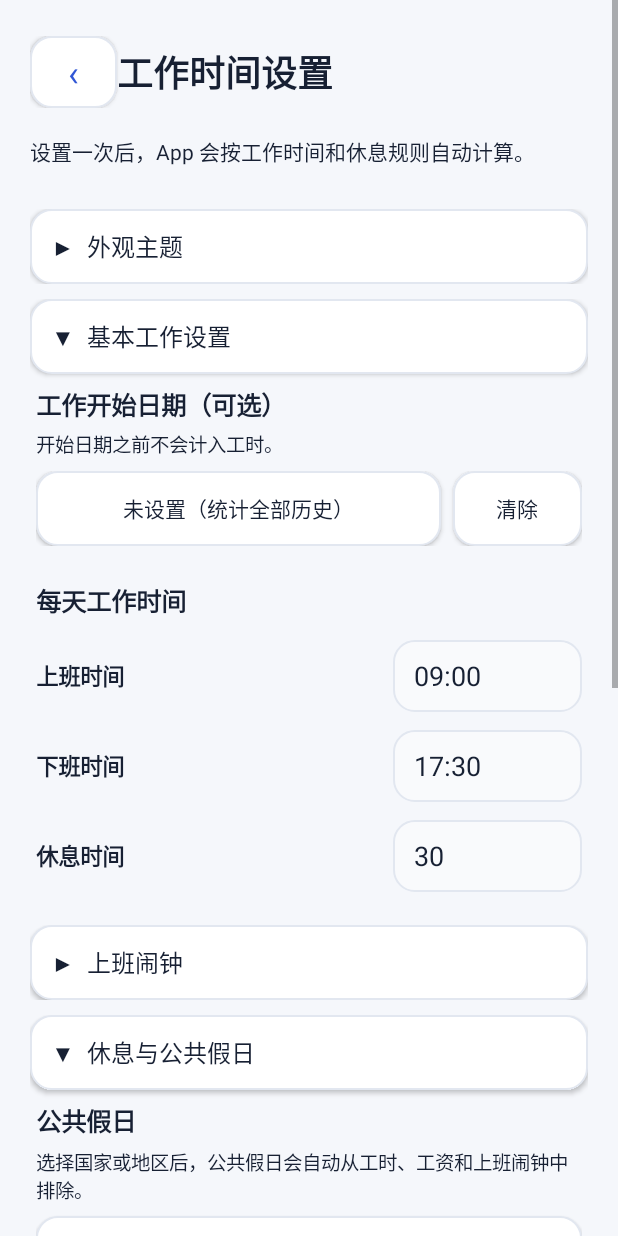
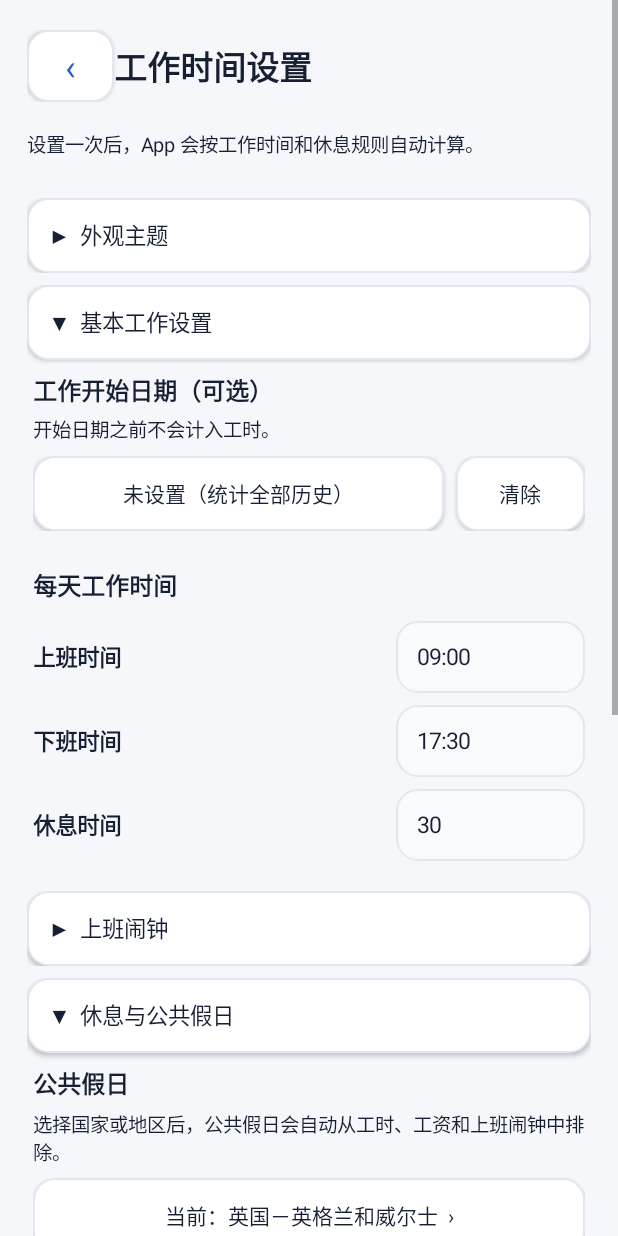
Before and after one commit to yagay/work, an Android app: the SettingsActivity screen opened directly, with no data from a screen before it, on a phone screen of 412 x 824 dp. Run offline under Robolectric (Android 15) with nearby library versions, the phone set to English and light mode, and no system bars.

Commit message:
Normalize settings typography and control sizes

```diff
--- a/app/src/main/java/com/example/workhours/SettingsActivity.java
+++ b/app/src/main/java/com/example/workhours/SettingsActivity.java
@@ -45,6 +45,15 @@ import java.util.Map;
 import java.util.Set;
 
 public class SettingsActivity extends Activity {
+
+    // Unified settings-page typography and sizing.
+    private static final int UI_PAGE_TITLE_SP = 22;
+    private static final int UI_SECTION_TITLE_SP = 16;
+    private static final int UI_LABEL_SP = 15;
+    private static final int UI_VALUE_SP = 14;
+    private static final int UI_BODY_SP = 13;
+    private static final int UI_ROW_DP = 48;
+    private static final int UI_ACTION_DP = 50;
 
     private static final String PREFS = "work_hours_prefs";
     private static final String START_TIME_KEY = "start_time";
@@ -127,7 +136,7 @@ public class SettingsActivity extends Activity {
         ScrollView scroll = new ScrollView(this);
         LinearLayout root = new LinearLayout(this);
         root.setOrientation(LinearLayout.VERTICAL);
-        root.setPadding(dp(20), dp(24), dp(20), dp(28));
+        root.setPadding(dp(18), dp(20), dp(18), dp(24));
         scroll.addView(root);
         UiStyle.page(scroll);
 
@@ -142,16 +151,16 @@ public class SettingsActivity extends Activity {
         UiStyle.navButton(this, back);
         back.setOnClickListener(v -> finish());
         top.addView(back, new LinearLayout.LayoutParams(dp(58), dp(48)));
-        TextView title = text("工作时间设置", 24, true);
+        TextView title = text("工作时间设置", UI_PAGE_TITLE_SP, true);
         top.addView(title, new LinearLayout.LayoutParams(0,
                 LinearLayout.LayoutParams.WRAP_CONTENT, 1f));
 
-        TextView info = text("设置一次后，App 会按工作时间和休息规则自动计算。", 14, false);
+        TextView info = text("设置一次后，App 会按工作时间和休息规则自动计算。", UI_BODY_SP, false);
         info.setPadding(0, dp(18), 0, dp(18));
         root.addView(info);
 
         LinearLayout appearanceSection = createCollapsibleSection(root, "外观主题", false);
-        TextView appearanceInfo = text("选择 App 的显示主题。跟随系统会自动使用手机当前的浅色或深色模式。", 13, false);
+        TextView appearanceInfo = text("选择 App 的显示主题。跟随系统会自动使用手机当前的浅色或深色模式。", UI_BODY_SP, false);
         appearanceInfo.setPadding(0, 0, 0, dp(8));
         appearanceSection.addView(appearanceInfo);
         themeModeButton = optionButton();
@@ -162,8 +171,8 @@ public class SettingsActivity extends Activity {
         refreshThemeButton();
 
         LinearLayout basicSection = createCollapsibleSection(root, "基本工作设置", true);
-        basicSection.addView(text("工作开始日期（可选）", 17, true));
-        TextView startDateInfo = text("开始日期之前不会计入工时。", 13, false);
+        basicSection.addView(text("工作开始日期（可选）", UI_SECTION_TITLE_SP, true));
+        TextView startDateInfo = text("开始日期之前不会计入工时。", UI_BODY_SP, false);
         startDateInfo.setPadding(0, dp(4), 0, dp(8));
         basicSection.addView(startDateInfo);
 
@@ -173,16 +182,16 @@ public class SettingsActivity extends Activity {
         workStartDateButton = new Button(this);
         UiStyle.button(this, workStartDateButton, false);
         workStartDateButton.setOnClickListener(v -> chooseWorkStartDate());
-        dateRow.addView(workStartDateButton, new LinearLayout.LayoutParams(0, dp(50), 1f));
+        dateRow.addView(workStartDateButton, new LinearLayout.LayoutParams(0, dp(UI_ACTION_DP), 1f));
         Button clearDate = new Button(this);
         UiStyle.button(this, clearDate, false);
         clearDate.setText("清除");
         clearDate.setOnClickListener(v -> confirmClearWorkStartDate());
-        LinearLayout.LayoutParams clearParams = new LinearLayout.LayoutParams(dp(86), dp(50));
+        LinearLayout.LayoutParams clearParams = new LinearLayout.LayoutParams(dp(86), dp(UI_ACTION_DP));
         clearParams.leftMargin = dp(8);
         dateRow.addView(clearDate, clearParams);
 
-        TextView timeTitle = text("每天工作时间", 17, true);
+        TextView timeTitle = text("每天工作时间", UI_SECTION_TITLE_SP, true);
         timeTitle.setPadding(0, dp(24), 0, dp(8));
         basicSection.addView(timeTitle);
         LinearLayout startRow = settingInputRow("上班时间", dp(126));
@@ -201,12 +210,12 @@ public class SettingsActivity extends Activity {
         basicSection.addView(breakRow);
 
         LinearLayout alarmSection = createCollapsibleSection(root, "上班闹钟", false);
-        TextView alarmInfo = text("开启后由系统 AlarmManager 保存未来工作日闹钟，App 被清后台也不会影响已设置的闹钟。使用系统默认闹钟铃声和震动；公共假日、请假和休息日自动排除。", 13, false);
+        TextView alarmInfo = text("开启后由系统 AlarmManager 保存未来工作日闹钟，App 被清后台也不会影响已设置的闹钟。使用系统默认闹钟铃声和震动；公共假日、请假和休息日自动排除。", UI_BODY_SP, false);
         alarmInfo.setPadding(0, 0, 0, dp(4));
         alarmSection.addView(alarmInfo);
         workAlarmCheck = new CheckBox(this);
         workAlarmCheck.setText("自动设置上班闹钟");
-        workAlarmCheck.setTextSize(16);
+        workAlarmCheck.setTextSize(UI_LABEL_SP);
         workAlarmCheck.setOnCheckedChangeListener((buttonView, isChecked) -> {
             if (isChecked) { WorkAlarmNotification.requestPermissionIfNeeded(this); WorkAlarmManager.requestAlarmPermissions(this); }
             if (alarmOptionsGroup != null) alarmOptionsGroup.setVisibility(
@@ -220,7 +229,7 @@ public class SettingsActivity extends Activity {
 
         alarmFollowWorkTimeCheck = new CheckBox(this);
         alarmFollowWorkTimeCheck.setText("闹钟时间跟随上班时间");
-        alarmFollowWorkTimeCheck.setTextSize(16);
+        alarmFollowWorkTimeCheck.setTextSize(UI_LABEL_SP);
         alarmOptionsGroup.addView(alarmFollowWorkTimeCheck);
 
         alarmTimeGroup = settingInputRow("自定义闹钟时间", dp(126));
@@ -236,15 +245,15 @@ public class SettingsActivity extends Activity {
         alarmUpdateTimeInput = input("12:00", InputType.TYPE_CLASS_DATETIME | InputType.TYPE_DATETIME_VARIATION_TIME);
         updateTimeRow.addView(alarmUpdateTimeInput, compactInputParams(dp(126)));
         alarmOptionsGroup.addView(updateTimeRow);
-        TextView updateTimeInfo = text("每周日到这个时间重新计算未来工作日并刷新系统闹钟；不会重复创建同一天的闹钟。", 13, false);
+        TextView updateTimeInfo = text("每周日到这个时间重新计算未来工作日并刷新系统闹钟；不会重复创建同一天的闹钟。", UI_BODY_SP, false);
         updateTimeInfo.setPadding(0, dp(4), 0, 0);
         alarmOptionsGroup.addView(updateTimeInfo);
 
         LinearLayout alarmBehaviorSection = alarmOptionsGroup;
-        TextView alarmBehaviorTitle = text("响铃与稍后提醒", 17, true);
+        TextView alarmBehaviorTitle = text("响铃与稍后提醒", UI_SECTION_TITLE_SP, true);
         alarmBehaviorTitle.setPadding(0, dp(18), 0, dp(6));
         alarmBehaviorSection.addView(alarmBehaviorTitle);
-        TextView behaviorInfo = text("单独设置铃声、震动、渐强、稍后提醒和按键行为。电源键/Home 键由 Android 系统保留，App 无法可靠拦截。", 13, false);
+        TextView behaviorInfo = text("单独设置铃声、震动、渐强、稍后提醒和按键行为。电源键/Home 键由 Android 系统保留，App 无法可靠拦截。", UI_BODY_SP, false);
         behaviorInfo.setPadding(0, 0, 0, dp(8));
         alarmBehaviorSection.addView(behaviorInfo);
 
@@ -256,7 +265,7 @@ public class SettingsActivity extends Activity {
         alarmBehaviorSection.addView(ringtoneRow);
 
         alarmVibrateCheck = new CheckBox(this);
-        alarmVibrateCheck.setText("响铃时震动"); alarmVibrateCheck.setTextSize(16);
+        alarmVibrateCheck.setText("响铃时震动"); alarmVibrateCheck.setTextSize(UI_LABEL_SP);
         alarmBehaviorSection.addView(alarmVibrateCheck);
 
         vibrationPatternButton = optionButton();
@@ -275,7 +284,7 @@ public class SettingsActivity extends Activity {
                 new String[]{"不自动停止","5 分钟","10 分钟","15 分钟","30 分钟"}, new int[]{0,5,10,15,30}, WorkAlarmOptions.AUTO_STOP_MINUTES_KEY));
         LinearLayout autoStopRow = settingInputRow("自动停止", dp(150)); autoStopRow.addView(autoStopButton, compactInputParams(dp(150))); alarmBehaviorSection.addView(autoStopRow);
 
-        snoozeEnabledCheck = new CheckBox(this); snoozeEnabledCheck.setText("允许稍后提醒"); snoozeEnabledCheck.setTextSize(16); alarmBehaviorSection.addView(snoozeEnabledCheck);
+        snoozeEnabledCheck = new CheckBox(this); snoozeEnabledCheck.setText("允许稍后提醒"); snoozeEnabledCheck.setTextSize(UI_LABEL_SP); alarmBehaviorSection.addView(snoozeEnabledCheck);
         snoozeMinutesButton = optionButton();
         snoozeMinutesButton.setOnClickListener(v -> chooseIntOption("稍后提醒间隔", snoozeMinutesButton,
                 new String[]{"5 分钟","10 分钟","15 分钟","20 分钟"}, new int[]{5,10,15,20}, WorkAlarmOptions.SNOOZE_MINUTES_KEY));
@@ -297,7 +306,7 @@ public class SettingsActivity extends Activity {
         LinearLayout backRow = settingInputRow("返回键", dp(150)); backRow.addView(alarmBackActionButton, compactInputParams(dp(150))); alarmBehaviorSection.addView(backRow);
 
         Button testAlarm = new Button(this); testAlarm.setText("测试闹钟（立即响铃）"); UiStyle.button(this, testAlarm, true);
-        LinearLayout.LayoutParams testParams = new LinearLayout.LayoutParams(-1, dp(52)); testParams.topMargin=dp(12); alarmBehaviorSection.addView(testAlarm,testParams);
+        LinearLayout.LayoutParams testParams = new LinearLayout.LayoutParams(-1, dp(UI_ACTION_DP)); testParams.topMargin=dp(12); alarmBehaviorSection.addView(testAlarm,testParams);
         testAlarm.setOnClickListener(v -> testAlarmNow());
 
         TextView permissionState = text("精确闹钟和全屏闹钟权限会在开启自动闹钟时申请；如被系统关闭，可再次点“自动设置上班闹钟”进入授权。", 12, false);
@@ -319,16 +328,16 @@ public class SettingsActivity extends Activity {
 
         LinearLayout restHolidaySection = createCollapsibleSection(root, "休息与公共假日", true);
         LinearLayout holidaySection = restHolidaySection;
-        TextView holidayTitle = text("公共假日", 17, true);
+        TextView holidayTitle = text("公共假日", UI_SECTION_TITLE_SP, true);
         holidayTitle.setPadding(0, 0, 0, dp(6));
         holidaySection.addView(holidayTitle);
-        TextView holidayInfo = text("选择国家或地区后，公共假日会自动从工时、工资和上班闹钟中排除。", 13, false);
+        TextView holidayInfo = text("选择国家或地区后，公共假日会自动从工时、工资和上班闹钟中排除。", UI_BODY_SP, false);
         holidayInfo.setPadding(0, 0, 0, dp(8));
         holidaySection.addView(holidayInfo);
         holidayRegionButton = new Button(this);
         UiStyle.button(this, holidayRegionButton, false);
         holidayRegionButton.setOnClickListener(v -> chooseHolidayRegion());
-        holidaySection.addView(holidayRegionButton, new LinearLayout.LayoutParams(-1, dp(50)));
+        holidaySection.addView(holidayRegionButton, new LinearLayout.LayoutParams(-1, dp(UI_ACTION_DP)));
         TextView holidayHistoryTitle = text("公共假日历史", 14, true);
         holidayHistoryTitle.setPadding(0, dp(10), 0, dp(5));
         holidaySection.addView(holidayHistoryTitle);
@@ -337,10 +346,10 @@ public class SettingsActivity extends Activity {
         holidaySection.addView(holidayHistoryContainer);
 
         LinearLayout restSection = restHolidaySection;
-        TextView restTitle = text("休息规则", 17, true);
+        TextView restTitle = text("休息规则", UI_SECTION_TITLE_SP, true);
         restTitle.setPadding(0, dp(20), 0, dp(6));
         restSection.addView(restTitle);
-        TextView restRuleInfo = text("每周休息日和每月固定休息日二选一，只会使用当前选中的规则。", 13, false);
+        TextView restRuleInfo = text("每周休息日和每月固定休息日二选一，只会使用当前选中的规则。", UI_BODY_SP, false);
         restRuleInfo.setPadding(0, 0, 0, dp(8));
         restSection.addView(restRuleInfo);
 
@@ -356,7 +365,7 @@ public class SettingsActivity extends Activity {
         LinearLayout.LayoutParams wrgp = new LinearLayout.LayoutParams(-1, -2);
         wrgp.topMargin = dp(12);
         restSection.addView(weeklyRestGroup, wrgp);
-        TextView weeklyInfo = text("点选固定休息日；高亮表示休息。默认周六、周日休息。", 13, false);
+        TextView weeklyInfo = text("点选固定休息日；高亮表示休息。默认周六、周日休息。", UI_BODY_SP, false);
         weeklyInfo.setPadding(0, 0, 0, dp(8));
         weeklyRestGroup.addView(weeklyInfo);
         String[] names = {"周一", "周二", "周三", "周四", "周五", "周六", "周日"};
@@ -385,7 +394,7 @@ public class SettingsActivity extends Activity {
         LinearLayout.LayoutParams mrgp = new LinearLayout.LayoutParams(-1, -2);
         mrgp.topMargin = dp(12);
         restSection.addView(monthlyRestGroup, mrgp);
-        TextView monthlyInfo = text("点选日期作为每月固定休息日。月份用于查看日期对应星期和周末；所选日期会每月重复。", 13, false);
+        TextView monthlyInfo = text("点选日期作为每月固定休息日。月份用于查看日期对应星期和周末；所选日期会每月重复。", UI_BODY_SP, false);
         monthlyInfo.setPadding(0, 0, 0, dp(8));
         monthlyRestGroup.addView(monthlyInfo);
         monthlyRestInput = input("", InputType.TYPE_CLASS_TEXT);
@@ -410,7 +419,7 @@ public class SettingsActivity extends Activity {
         monthlyRestButton = new Button(this); monthlyRestButton.setVisibility(android.view.View.GONE); monthlyRestGroup.addView(monthlyRestButton);
 
         LinearLayout wageSection = createCollapsibleSection(root, "工资设置", false);
-        TextView wageInfo = text("工资按生效日期保存历史。修改工资不会重算成新工资；历史日期继续使用当时有效的工资。", 13, false);
+        TextView wageInfo = text("工资按生效日期保存历史。修改工资不会重算成新工资；历史日期继续使用当时有效的工资。", UI_BODY_SP, false);
         wageInfo.setPadding(0, 0, 0, dp(10));
         wageSection.addView(wageInfo);
 
@@ -418,7 +427,7 @@ public class SettingsActivity extends Activity {
         currentWageCard.setOrientation(LinearLayout.VERTICAL);
         currentWageCard.setPadding(dp(14), dp(12), dp(14), dp(12));
         currentWageCard.setBackground(UiStyle.roundRect(this, UiStyle.CARD_BG, 16, UiStyle.BORDER, 1));
-        currentWageCard.addView(text("当前工资", 13, false));
+        currentWageCard.addView(text("当前工资", UI_BODY_SP, false));
         currentWageText = text("未设置", 20, true);
         currentWageText.setPadding(0, dp(4), 0, dp(2));
         currentWageCard.addView(currentWageText);
@@ -429,7 +438,7 @@ public class SettingsActivity extends Activity {
         Button addWageChange = new Button(this);
         addWageChange.setText("＋ 新增工资变更");
         UiStyle.button(this, addWageChange, true);
-        LinearLayout.LayoutParams addWageParams = new LinearLayout.LayoutParams(-1, dp(50));
+        LinearLayout.LayoutParams addWageParams = new LinearLayout.LayoutParams(-1, dp(UI_ACTION_DP));
         addWageParams.topMargin = dp(10);
         wageSection.addView(addWageChange, addWageParams);
         addWageChange.setOnClickListener(v -> showAddWageChangeDialog());
@@ -444,15 +453,15 @@ public class SettingsActivity extends Activity {
         Button save = new Button(this);
         UiStyle.button(this, save, true);
         save.setText("保存设置");
-        save.setTextSize(16);
+        save.setTextSize(UI_LABEL_SP);
         LinearLayout.LayoutParams saveParams = new LinearLayout.LayoutParams(
-                LinearLayout.LayoutParams.MATCH_PARENT, dp(54));
+                LinearLayout.LayoutParams.MATCH_PARENT, dp(UI_ACTION_DP));
         saveParams.topMargin = dp(22);
         root.addView(save, saveParams);
         save.setOnClickListener(v -> save());
 
         LinearLayout backupSection = createCollapsibleSection(root, "数据备份与迁移", false);
-        TextView backupInfo = text("导出会保存全部设置、休息规则、请假原因、手动状态和单日上下班时间。可复制到另一台手机后导入恢复。", 13, false);
+        TextView backupInfo = text("导出会保存全部设置、休息规则、请假原因、手动状态和单日上下班时间。可复制到另一台手机后导入恢复。", UI_BODY_SP, false);
         backupInfo.setPadding(0, 0, 0, dp(8));
         backupSection.addView(backupInfo);
 
@@ -461,13 +470,13 @@ public class SettingsActivity extends Activity {
         export.setText("导出全部数据");
         export.setOnClickListener(v -> exportBackup());
         backupSection.addView(export, new LinearLayout.LayoutParams(
-                LinearLayout.LayoutParams.MATCH_PARENT, dp(52)));
+                LinearLayout.LayoutParams.MATCH_PARENT, dp(UI_ACTION_DP)));
 
         Button importButton = new Button(this);
         UiStyle.button(this, importButton, false);
         importButton.setText("导入 / 恢复数据");
         LinearLayout.LayoutParams importParams = new LinearLayout.LayoutParams(
-                LinearLayout.LayoutParams.MATCH_PARENT, dp(52));
+                LinearLayout.LayoutParams.MATCH_PARENT, dp(UI_ACTION_DP));
         importParams.topMargin = dp(8);
         backupSection.addView(importButton, importParams);
         importButton.setOnClickListener(v -> importBackup());
@@ -899,7 +908,7 @@ public class SettingsActivity extends Activity {
             Button b = new Button(this);
             buttons[d] = b;
             b.setText(String.valueOf(d));
-            b.setTextSize(14);
+            b.setTextSize(UI_VALUE_SP);
             b.setMinWidth(0); b.setMinHeight(0); b.setPadding(0,0,0,0);
             Runnable paint = () -> {
                 b.setTextColor(selected[day] ? android.graphics.Color.WHITE : UiStyle.TEXT);
@@ -930,7 +939,8 @@ public class SettingsActivity extends Activity {
         Button b=new Button(this);
         UiStyle.button(this,b,false);
         b.setGravity(Gravity.END | Gravity.CENTER_VERTICAL);
-        b.setTextSize(14);
+        b.setTextSize(UI_VALUE_SP);
+        b.setMinHeight(dp(UI_ROW_DP));
         b.setPadding(dp(10),0,dp(12),0);
         return b;
     }
@@ -1033,20 +1043,20 @@ public class SettingsActivity extends Activity {
         LinearLayout wrapper = new LinearLayout(this);
         wrapper.setOrientation(LinearLayout.VERTICAL);
         LinearLayout.LayoutParams wrapperParams = new LinearLayout.LayoutParams(-1, -2);
-        wrapperParams.topMargin = dp(10);
+        wrapperParams.topMargin = dp(8);
         root.addView(wrapper, wrapperParams);
 
         Button header = new Button(this);
         header.setAllCaps(false);
-        header.setTextSize(16);
+        header.setTextSize(UI_LABEL_SP);
         header.setGravity(Gravity.START | Gravity.CENTER_VERTICAL);
         header.setPadding(dp(14), 0, dp(14), 0);
         UiStyle.button(this, header, false);
-        wrapper.addView(header, new LinearLayout.LayoutParams(-1, dp(50)));
+        wrapper.addView(header, new LinearLayout.LayoutParams(-1, dp(UI_ACTION_DP)));
 
         LinearLayout content = new LinearLayout(this);
         content.setOrientation(LinearLayout.VERTICAL);
-        content.setPadding(dp(4), dp(8), dp(4), dp(6));
+        content.setPadding(dp(4), dp(8), dp(4), dp(8));
         wrapper.addView(content, new LinearLayout.LayoutParams(-1, -2));
 
         final boolean[] open = {expanded};
@@ -1063,15 +1073,16 @@ public class SettingsActivity extends Activity {
         LinearLayout row = new LinearLayout(this);
         row.setOrientation(LinearLayout.HORIZONTAL);
         row.setGravity(Gravity.CENTER_VERTICAL);
-        row.setPadding(0, dp(6), 0, dp(6));
-        TextView title = text(label, 15, true);
+        row.setMinimumHeight(dp(UI_ROW_DP));
+        row.setPadding(0, dp(4), 0, dp(4));
+        TextView title = text(label, UI_LABEL_SP, true);
         row.addView(title, new LinearLayout.LayoutParams(0,
                 LinearLayout.LayoutParams.WRAP_CONTENT, 1f));
         return row;
     }
 
     private LinearLayout.LayoutParams compactInputParams(int width) {
-        LinearLayout.LayoutParams params = new LinearLayout.LayoutParams(width, dp(48));
+        LinearLayout.LayoutParams params = new LinearLayout.LayoutParams(width, dp(UI_ROW_DP));
         params.leftMargin = dp(12);
         return params;
     }
@@ -1080,7 +1091,7 @@ public class SettingsActivity extends Activity {
         EditText view = new EditText(this);
         view.setSingleLine(true);
         view.setInputType(type);
-        view.setTextSize(18);
+        view.setTextSize(UI_LABEL_SP);
         view.setHint(hint);
         UiStyle.input(this, view);
         return view;
@@ -1176,7 +1187,7 @@ public class SettingsActivity extends Activity {
         else currentWageText.setText(formatWageRule(current));
 
         if (arr.length() == 0) {
-            TextView empty = text("暂无工资记录。点击“新增工资变更”设置第一条工资。", 13, false);
+            TextView empty = text("暂无工资记录。点击“新增工资变更”设置第一条工资。", UI_BODY_SP, false);
             empty.setPadding(0, dp(4), 0, dp(8));
             wageHistoryContainer.addView(empty);
             return;
@@ -1281,7 +1292,7 @@ public class SettingsActivity extends Activity {
         amountLabel.setPadding(0, dp(8), 0, 0);
         box.addView(amountLabel);
         EditText amount = input("例如 13.20", InputType.TYPE_CLASS_NUMBER | InputType.TYPE_NUMBER_FLAG_DECIMAL);
-        box.addView(amount, new LinearLayout.LayoutParams(-1, dp(50)));
+        box.addView(amount, new LinearLayout.LayoutParams(-1, dp(UI_ACTION_DP)));
 
         TextView hint = text("同一生效日期只能保留一条记录；如果日期相同，新记录会替换旧记录。", 12, false);
         hint.setPadding(0, dp(8), 0, 0);
```
